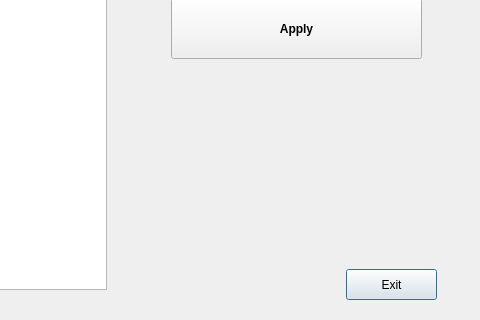
The window that uis/change_form.ui (andrei219/euromedia) describes before a commit, drawn with Qt 5; both pictures show x 414 to 894 and y 161 to 481 of the 894 by 481 pixel window.
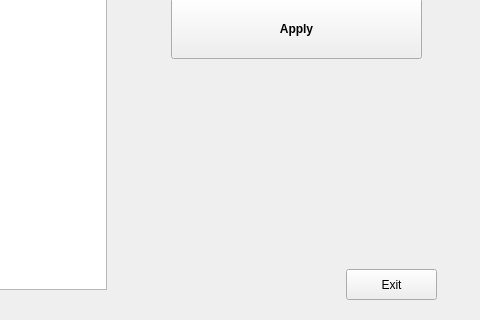
The same window after the commit.

Diff of the .ui file:
```diff
--- a/uis/change_form.ui
+++ b/uis/change_form.ui
@@ -96,6 +96,9 @@
    <property name="text">
     <string>Exit</string>
    </property>
+   <property name="autoDefault">
+    <bool>false</bool>
+   </property>
   </widget>
   <widget class="QLineEdit" name="new_">
    <property name="geometry">
```
